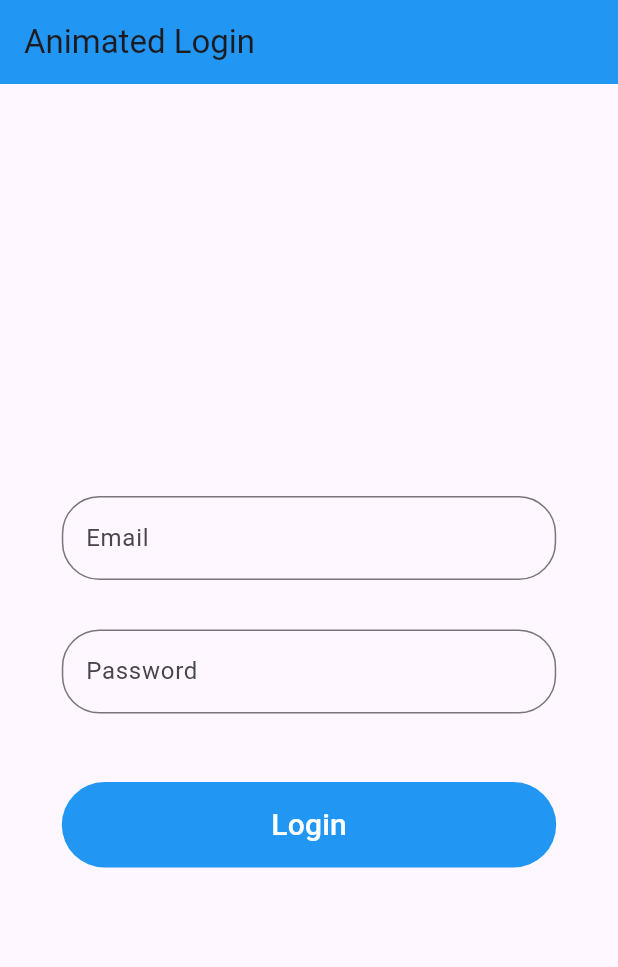
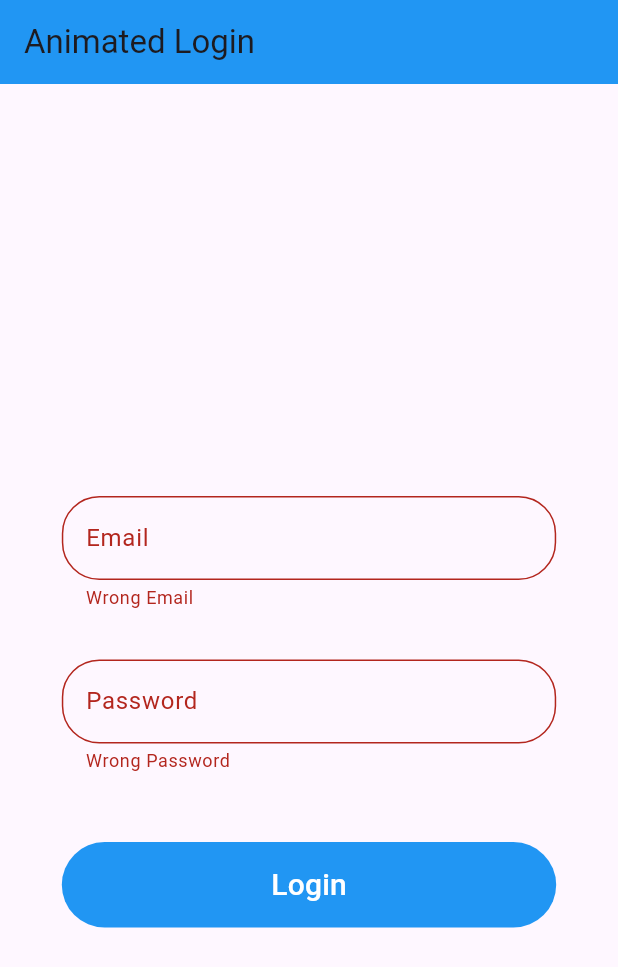
Before and after one commit to momenabdelaal/flutter_animated_login_example, a Flutter app: the screen it shows after launch, after a tap on "Login", on a phone screen of 412 x 824 dp. Shown: the top 967 px of the screen. Run offline on Flutter 3.47's test engine with Material 3 defaults, Android fonts, the phone set to English and light mode, and no system bars; our stand-ins replace rive; statements that could not run were skipped.

Commit message:
finish animated login screen

```diff
--- a/lib/Login_screen.dart
+++ b/lib/Login_screen.dart
@@ -1,8 +1,8 @@
-import 'dart:ffi';
-
 import 'package:flutter/cupertino.dart';
 import 'package:flutter/material.dart';
 import 'package:flutter/services.dart';
+import 'package:flutter_application_1/Helper.dart';
+import 'package:flutter_application_1/profile_screen.dart';
 import 'package:rive/rive.dart';
 
 import 'Animated_login.dart';
@@ -98,11 +98,16 @@ class _LoginScreenState extends State<LoginScreen> {
   }
 
   void validateEmailAndPassword() {
-    if (formKey.currentState!.validate()) {
-      addControllerSuccess();
-    } else {
-      addControllerFail();
-    }
+    Future.delayed(const Duration(seconds: 1), () {
+      if (formKey.currentState!.validate()) {
+        addControllerSuccess();
+        context.push(const ProfileScreen());
+        // Navigator.of(context).push(
+        //     MaterialPageRoute(builder: (context) => const ProfileScreen()));
+      } else {
+        addControllerFail();
+      }
+    });
   }
 
   @override
@@ -138,7 +143,7 @@ class _LoginScreenState extends State<LoginScreen> {
       ),
       body: SingleChildScrollView(
         padding: EdgeInsets.symmetric(
-            horizontal: MediaQuery.of(context).size.width / 20),
+            horizontal: context.screenWidth / 20),
         child: Column(
           children: [
             Padding(
@@ -186,6 +191,8 @@ class _LoginScreenState extends State<LoginScreen> {
                                 borderRadius: BorderRadius.circular(25.0),
                               )),
                           focusNode: passwordFocusNode,
+                          validator: (value) =>
+                              value != testPassword ? "Wrong Password" : null,
                         ),
                         SizedBox(
                           height: MediaQuery.of(context).size.height / 18,
@@ -199,7 +206,10 @@ class _LoginScreenState extends State<LoginScreen> {
                                 backgroundColor: Colors.blue,
                                 padding:
                                     const EdgeInsets.symmetric(vertical: 14)),
-                            onPressed: () {},
+                            onPressed: () {
+                              passwordFocusNode.unfocus();
+                              validateEmailAndPassword();
+                            },
                             child: const Text(
                               'Login',
                               style:
--- a/pubspec.yaml
+++ b/pubspec.yaml
@@ -12,8 +12,6 @@ dependencies:
     sdk: flutter
   cupertino_icons: ^1.0.6
 
-  english_words: ^4.0.0
-  provider: ^6.0.0
   rive: ^0.13.5
 
 dev_dependencies:
```
Also changed, not shown: lib/Helper.dart (added, +16 -0 lines), lib/profile_screen.dart (added, +31 -0 lines), pubspec.lock.
